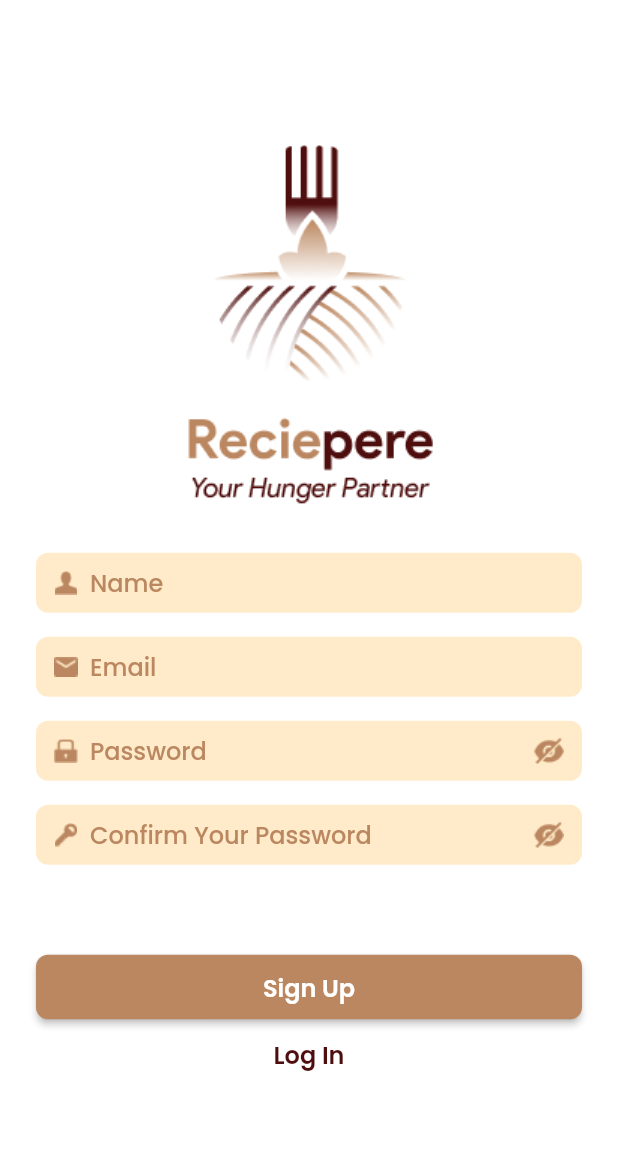
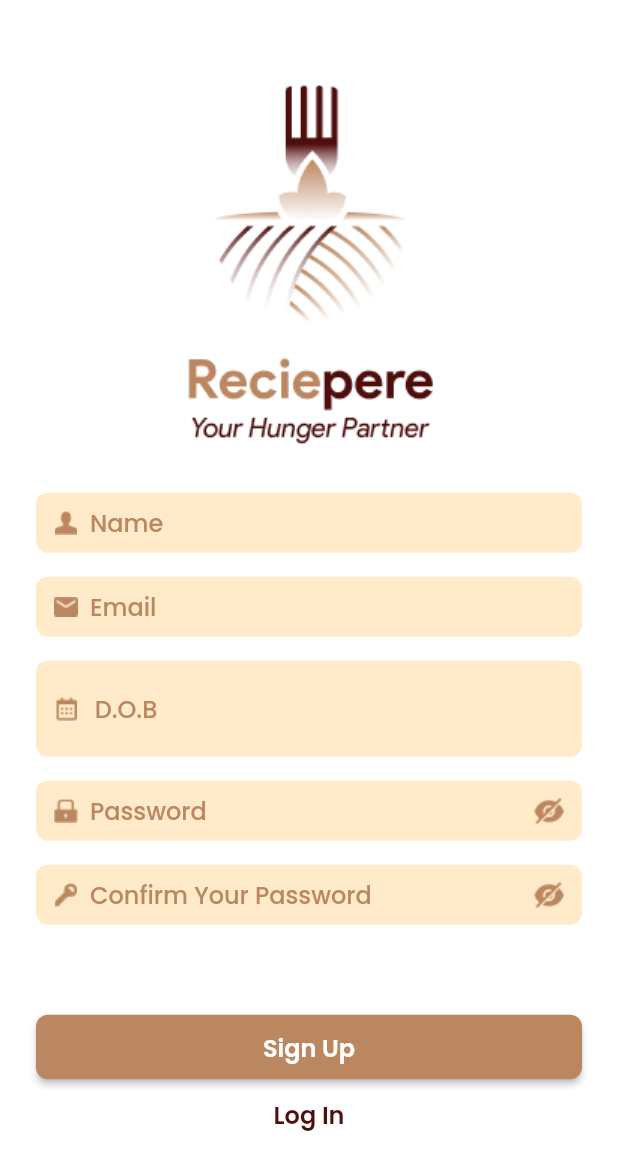
Before and after one commit to Rae-Nelvin/Recipere, a Flutter app: the RegisterScreen screen opened directly, on a phone screen of 412 x 824 dp. Shown: the top 1170 px of the screen. Run offline on Flutter 3.47's test engine with Material 2 defaults, Android fonts, the light colour scheme and no system bars; our stand-ins replace flutter_countdown_timer.

Commit message:
(feat) Custom Date Picker for Register Screen

```diff
--- /dev/null
+++ b/lib/components/atoms/CustomDatePicker.dart
@@ -0,0 +1,76 @@
+import 'package:flutter/material.dart';
+import 'package:intl/intl.dart';
+import 'package:recipere/configs/CustomColors.dart';
+
+class CustomDatePicker extends StatefulWidget {
+  final String icon;
+  final String labelText;
+  final DateTime? selectedDate;
+  final Function(DateTime)? onDateChanged;
+
+  const CustomDatePicker({
+    Key? key,
+    required this.icon,
+    required this.labelText,
+    this.selectedDate,
+    this.onDateChanged,
+  }) : super(key: key);
+
+  @override
+  _CustomDatePickerState createState() => _CustomDatePickerState();
+}
+
+class _CustomDatePickerState extends State<CustomDatePicker> {
+  late DateTime? _selectedDate;
+
+  @override
+  void initState() {
+    super.initState();
+    _selectedDate = widget.selectedDate;
+  }
+
+  @override
+  Widget build(BuildContext context) {
+    return Container(
+      width: 366,
+      padding: const EdgeInsets.symmetric(vertical: 8, horizontal: 12),
+      decoration: BoxDecoration(
+          color: CustomColors.quartenary,
+          borderRadius: BorderRadius.circular(8)),
+      child: Row(
+        children: [
+          Image.asset(widget.icon, width: 16, height: 16),
+          TextButton(
+            onPressed: () {
+              showDatePicker(
+                context: context,
+                initialDate: DateTime.now(),
+                firstDate: DateTime(2023),
+                lastDate: DateTime(2030),
+              ).then((date) {
+                if (date != null) {
+                  setState(() {
+                    _selectedDate = date;
+                  });
+                  if (widget.onDateChanged != null) {
+                    widget.onDateChanged!(_selectedDate!);
+                  }
+                }
+              });
+            },
+            child: Text(
+              _selectedDate == null
+                  ? widget.labelText
+                  : DateFormat('dd - MMMM - yyyy').format(_selectedDate!),
+              style: const TextStyle(
+                fontSize: 16,
+                color: CustomColors.secondary,
+                fontWeight: FontWeight.w500,
+              ),
+            ),
+          )
+        ],
+      ),
+    );
+  }
+}
--- a/lib/components/atoms/CustomTextFormField.dart
+++ b/lib/components/atoms/CustomTextFormField.dart
@@ -30,7 +30,6 @@ class _CustomTextFormFieldState extends State<CustomTextFormField> {
   Widget build(BuildContext context) {
     return Container(
       width: 366,
-      height: 40,
       padding: const EdgeInsets.symmetric(vertical: 8, horizontal: 12),
       decoration: BoxDecoration(
           color: CustomColors.quartenary,
--- a/lib/screens/RegisterScreen.dart
+++ b/lib/screens/RegisterScreen.dart
@@ -1,4 +1,5 @@
 import 'package:flutter/material.dart';
+import 'package:recipere/components/atoms/CustomDatePicker.dart';
 import 'package:recipere/components/atoms/CustomTextFormField.dart';
 import 'package:recipere/components/molecules/CustomButton.dart';
 import 'package:recipere/configs/CustomColors.dart';
@@ -10,7 +11,8 @@ class RegisterScreen extends StatelessWidget {
   @override
   Widget build(BuildContext context) {
     return Scaffold(
-      body: Container(
+      body: SafeArea(
+        child: Container(
           padding: const EdgeInsets.symmetric(horizontal: 24),
           color: Colors.white,
           child: Center(
@@ -33,6 +35,9 @@ class RegisterScreen extends StatelessWidget {
                         icon: 'lib/assets/email-icon.png',
                         hintText: "Email",
                         isPassword: false),
+                    SizedBox(height: 16),
+                    CustomDatePicker(
+                        icon: "lib/assets/dob-icon.png", labelText: "D.O.B"),
                     SizedBox(height: 16),
                     CustomTextFormField(
                         icon: 'lib/assets/password-icon.png',
@@ -60,8 +65,10 @@ class RegisterScreen extends StatelessWidget {
                         fontWeight: FontWeight.w600,
                         fontSize: 16,
                         onPressed: () {
-                        Navigator.of(context).pushReplacement(MaterialPageRoute(
-                            builder: (context) => const RegisterScreen()));
+                          Navigator.of(context).pushReplacement(
+                              MaterialPageRoute(
+                                  builder: (context) =>
+                                      const RegisterScreen()));
                         }).build(),
                     CustomButtonFactory.createButton(
                         type: ButtonType.text,
@@ -70,7 +77,8 @@ class RegisterScreen extends StatelessWidget {
                         fontWeight: FontWeight.w600,
                         fontSize: 16,
                         onPressed: () {
-                        Navigator.of(context).pushReplacement(MaterialPageRoute(
+                          Navigator.of(context).pushReplacement(
+                              MaterialPageRoute(
                                   builder: (context) => const LoginScreen()));
                         }).build()
                   ],
@@ -79,6 +87,7 @@ class RegisterScreen extends StatelessWidget {
             ),
           ),
         ),
+      ),
     );
   }
 }
--- a/pubspec.yaml
+++ b/pubspec.yaml
@@ -36,6 +36,7 @@ dependencies:
   # Use with the CupertinoIcons class for iOS style icons.
   cupertino_icons: ^1.0.2
   flutter_countdown_timer: ^4.1.0
+  intl: ^0.18.1
 
 dev_dependencies:
   flutter_test:
```
Also changed, not shown: pubspec.lock. Lines whose indentation alone changed are shown as unchanged.
